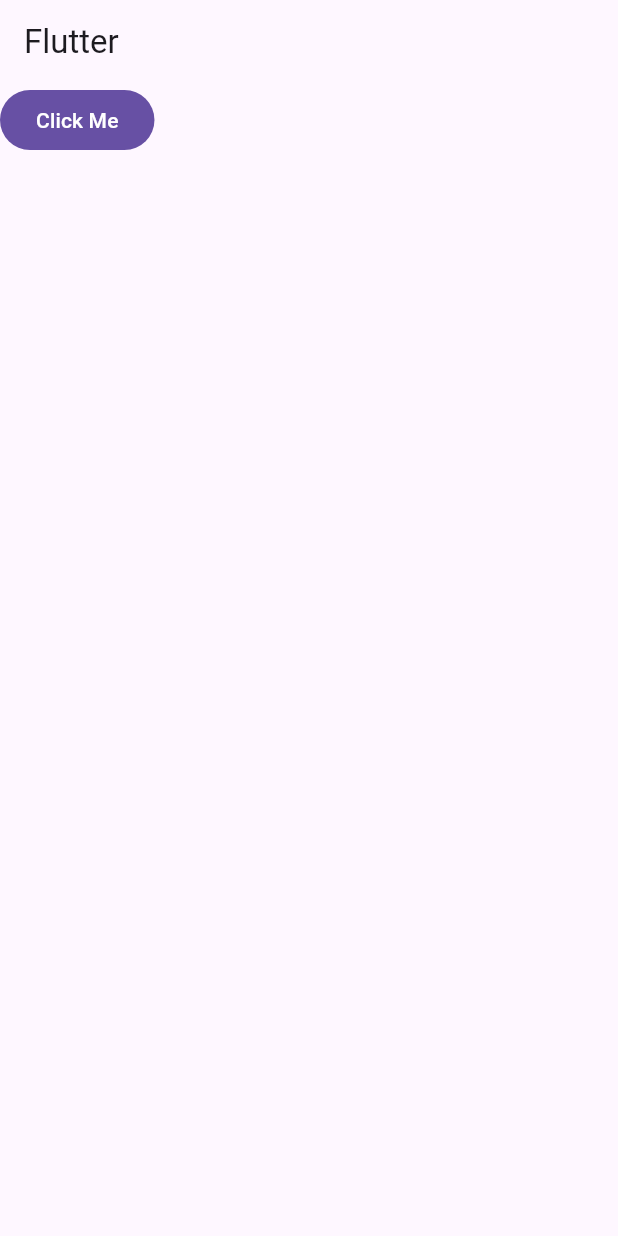
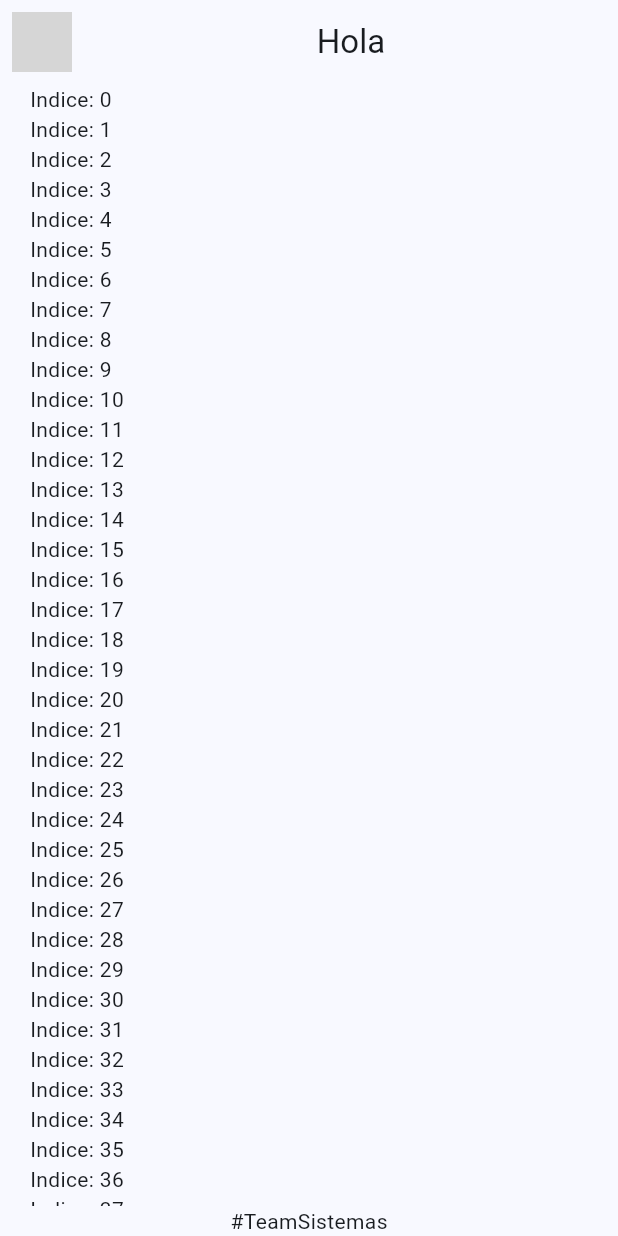
Before and after one commit to XamalionDev71/e203_chat_yes_no, a Flutter app: the screen it shows after launch, on a phone screen of 412 x 824 dp. Run offline on Flutter 3.47's test engine with Material 3 defaults, Android fonts, the phone set to English and light mode, and no system bars; network calls fail; grey boxes are pictures that could not be loaded.

Commit message:
commit 2 02Mar2026

```diff
--- /dev/null
+++ b/lib/config/theme/app_theme.dart
@@ -0,0 +1,27 @@
+import 'package:flutter/material.dart';
+
+const Color _customColor = Colors.orange;
+
+const List<Color> _colorTheme = [
+  _customColor,
+  Colors.blue,
+  Colors.green,
+  Colors.pink,
+  Colors.purple,
+];
+
+class AppTheme {
+  final int selectedColor;
+
+  AppTheme({this.selectedColor = 0})
+    : assert(
+        selectedColor >= 0 && selectedColor <= _colorTheme.length - 1,
+        'Los colores deben estar entre 0 y ${_colorTheme.length - 1}',
+      );
+  ThemeData theme() {
+    return ThemeData(
+      colorSchemeSeed: _colorTheme[selectedColor],
+      brightness: Brightness.light
+    );
+  }
+}
--- a/lib/main.dart
+++ b/lib/main.dart
@@ -1,3 +1,5 @@
+import 'package:e203_chat_yes_no/config/theme/app_theme.dart';
+import 'package:e203_chat_yes_no/presentation/screens/chat/chat_screen.dart';
 import 'package:flutter/material.dart';
 
 void main() {
@@ -12,15 +14,8 @@
     return MaterialApp(
       debugShowCheckedModeBanner: false,
       title: 'Si-No App',
-      home: Scaffold(
-        appBar: AppBar(
-          title: Text('Flutter'),
-        ),
-        body: FilledButton(
-            onPressed: (){},
-            child: Text('Click Me')
-        ),
-      ),
+      theme: AppTheme(selectedColor: 1).theme(),
+      home: ChatScreen()
     );
   }
 }
--- /dev/null
+++ b/lib/presentation/screens/chat/chat_screen.dart
@@ -0,0 +1,49 @@
+import 'package:flutter/material.dart';
+
+class ChatScreen extends StatelessWidget {
+  const ChatScreen({super.key});
+
+  @override
+  Widget build(BuildContext context) {
+    return Scaffold(
+      appBar: AppBar(
+        leading: Padding(
+          padding: EdgeInsets.all(8),
+          child: CircleAvatar(
+            backgroundImage: NetworkImage(
+              'https://static.wikia.nocookie.net/ipod/images/c/cb/Jobs_hero20110329.png/revision/latest?cb=20200202110213',
+            ),
+          ),
+        ),
+        title: Center(child: Text('Hola')),
+      ),
+      body: _ChatView(),
+    );
+  }
+}
+
+class _ChatView extends StatelessWidget {
+  const _ChatView({super.key});
+
+  @override
+  Widget build(BuildContext context) {
+    return SafeArea(
+      child: Padding(
+        padding: const EdgeInsets.symmetric(horizontal: 20),
+        child: Column(
+          children: [
+            Expanded(
+              child: ListView.builder(
+                itemCount: 100,
+                itemBuilder: (context,index){
+                  return Text('Indice: $index');
+                }
+              ),
+            ),
+            Text('#TeamSistemas'),
+          ],
+        ),
+      ),
+    );
+  }
+}
```
